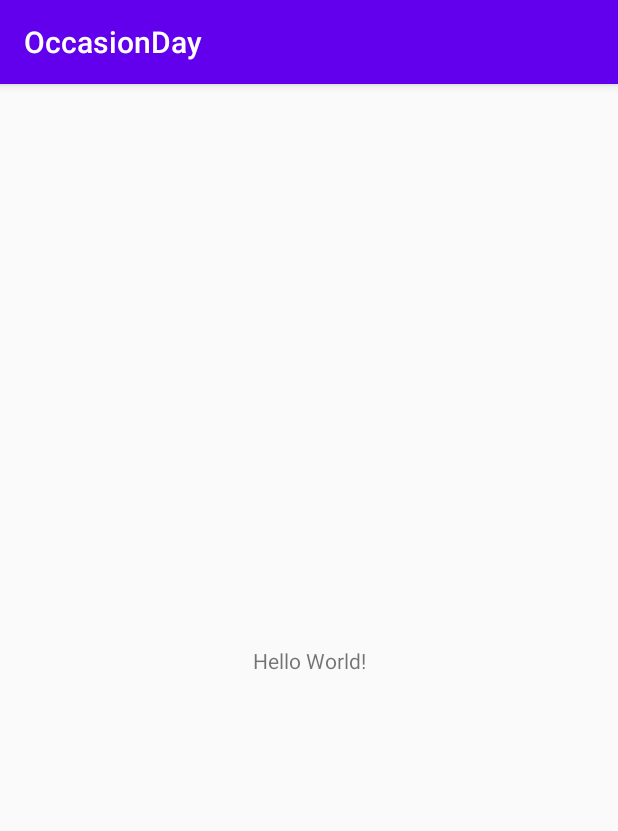
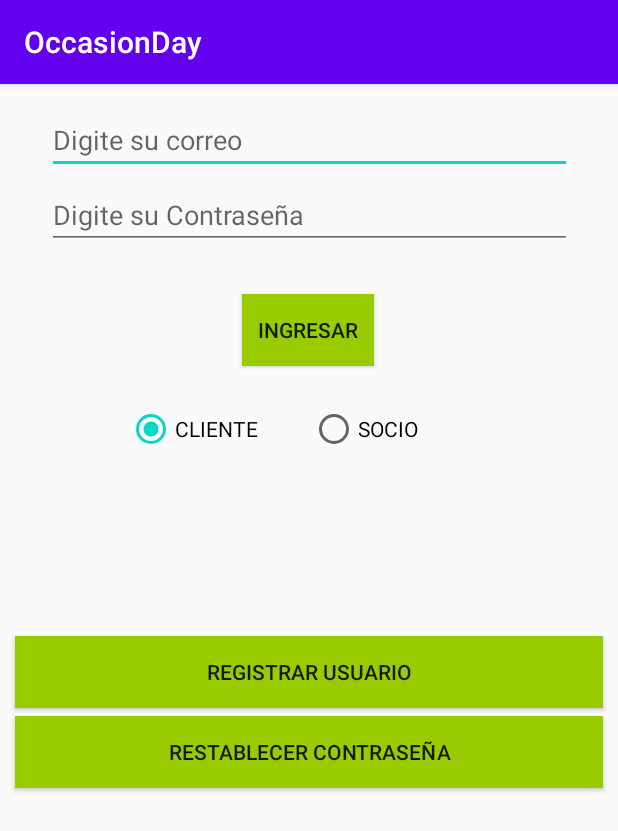
Before and after one commit to Jucoronado/OccasionDay, an Android app: the screen it shows after launch (MainActivity), on a phone screen of 412 x 824 dp. Shown: the top 831 px of the screen. Run offline under Robolectric (Android 15) with nearby library versions, the phone set to English and light mode, and no system bars.

```diff
--- a/app/build.gradle
+++ b/app/build.gradle
@@ -35,11 +35,11 @@ dependencies {
     implementation 'com.google.firebase:firebase-analytics:17.2.2'
     implementation 'com.google.firebase:firebase-auth:19.1.0'
     implementation 'com.google.firebase:firebase-core:17.0.0'
+    implementation 'com.google.firebase:firebase-database:19.1.0'
     testImplementation 'junit:junit:4.12'
     androidTestImplementation 'androidx.test.ext:junit:1.1.1'
     androidTestImplementation 'androidx.test.espresso:espresso-core:3.2.0'
 
 }
 
-
 apply plugin: 'com.google.gms.google-services'
--- a/app/src/main/AndroidManifest.xml
+++ b/app/src/main/AndroidManifest.xml
@@ -9,6 +9,8 @@
         android:roundIcon="@mipmap/ic_launcher_round"
         android:supportsRtl="true"
         android:theme="@style/AppTheme">
+        <activity android:name=".Restablecer"></activity>
+        <activity android:name=".Registrar" />
         <activity android:name=".MainActivity">
             <intent-filter>
                 <action android:name="android.intent.action.MAIN" />
--- a/app/src/main/res/layout/activity_main.xml
+++ b/app/src/main/res/layout/activity_main.xml
@@ -6,13 +6,90 @@
     android:layout_height="match_parent"
     tools:context=".MainActivity">
 
-    <TextView
+    <EditText
+        android:id="@+id/mailog"
+        android:hint="Digite su correo"
+        android:layout_width="350dp"
+        android:layout_height="40dp"
+        android:layout_marginTop="20dp"
+        app:layout_constraintEnd_toEndOf="parent"
+        app:layout_constraintStart_toStartOf="parent"
+        app:layout_constraintTop_toTopOf="parent" />
+
+    <EditText
+        android:id="@+id/passlog"
+        android:hint="Digite su Contraseña"
+        android:layout_width="350dp"
+        android:layout_height="40dp"
+        android:layout_marginTop="10dp"
+        android:ems="10"
+        android:inputType="textPassword"
+        app:layout_constraintEnd_toEndOf="parent"
+        app:layout_constraintStart_toStartOf="parent"
+        app:layout_constraintTop_toBottomOf="@+id/mailog" />
+
+    <Button
+        android:id="@+id/btmlog"
         android:layout_width="wrap_content"
         android:layout_height="wrap_content"
-        android:text="Hello World!"
-        app:layout_constraintBottom_toBottomOf="parent"
-        app:layout_constraintLeft_toLeftOf="parent"
-        app:layout_constraintRight_toRightOf="parent"
-        app:layout_constraintTop_toTopOf="parent" />
+        android:layout_marginTop="30dp"
+        android:text="Ingresar"
+        android:background="@android:color/holo_green_light"
+        app:layout_constraintEnd_toEndOf="parent"
+        app:layout_constraintHorizontal_bias="0.498"
+        app:layout_constraintStart_toStartOf="parent"
+        app:layout_constraintTop_toBottomOf="@+id/passlog" />
 
+    <RadioGroup
+        android:layout_width="243dp"
+        android:layout_height="23dp"
+        android:layout_marginTop="30dp"
+        android:orientation="horizontal"
+        app:layout_constraintEnd_toEndOf="parent"
+        app:layout_constraintStart_toStartOf="parent"
+        app:layout_constraintTop_toBottomOf="@+id/btmlog">
+
+        <RadioButton
+            android:id="@+id/cliente"
+            android:layout_width="122dp"
+            android:layout_height="match_parent"
+            android:checked="true"
+            android:text="CLIENTE" />
+
+        <RadioButton
+            android:id="@+id/socio"
+            android:layout_width="match_parent"
+            android:layout_height="wrap_content"
+            android:text="SOCIO" />
+    </RadioGroup>
+
+    <Button
+        android:id="@+id/btmReg"
+        android:onClick="registrousu"
+        android:layout_width="match_parent"
+        android:layout_height="wrap_content"
+        android:layout_marginTop="180dp"
+        android:text="Registrar Usuario"
+        android:background="@android:color/holo_green_light"
+        android:layout_marginStart="10dp"
+        android:layout_marginEnd="10dp"
+        app:layout_constraintEnd_toEndOf="parent"
+        app:layout_constraintHorizontal_bias="0.498"
+        app:layout_constraintStart_toStartOf="parent"
+        app:layout_constraintTop_toBottomOf="@+id/btmlog" />
+
+    <Button
+        android:id="@+id/newpass"
+        android:onClick="restablecer"
+        android:text="Restablecer Contraseña"
+        android:layout_width="match_parent"
+        android:layout_height="wrap_content"
+        android:layout_marginTop="5dp"
+        android:layout_marginStart="10dp"
+        android:layout_marginEnd="10dp"
+        android:background="@android:color/holo_green_light"
+        app:layout_constraintEnd_toEndOf="parent"
+        app:layout_constraintHorizontal_bias="0.498"
+        app:layout_constraintStart_toStartOf="parent"
+        app:layout_constraintTop_toBottomOf="@+id/btmReg" />
 </androidx.constraintlayout.widget.ConstraintLayout>
--- a/build.gradle
+++ b/build.gradle
@@ -10,6 +10,7 @@ buildscript {
     dependencies {
         classpath 'com.android.tools.build:gradle:3.6.1'
         classpath "org.jetbrains.kotlin:kotlin-gradle-plugin:$kotlin_version"
+        //esta dependencia es para servicios de firebase
         classpath 'com.google.gms:google-services:4.3.3'
         // NOTE: Do not place your application dependencies here; they belong
         // in the individual module build.gradle files
```
Also changed, not shown: app/src/main/java/com/gicogu/occasionday/MainActivity.kt (+22 -0 lines), app/src/main/java/com/gicogu/occasionday/Registrar.kt (added, +127 -0 lines), app/src/main/java/com/gicogu/occasionday/Restablecer.kt (added, +12 -0 lines), app/src/main/res/layout/activity_registrar.xml (added, +129 -0 lines), app/src/main/res/layout/activity_restablecer.xml (added, +9 -0 lines).
